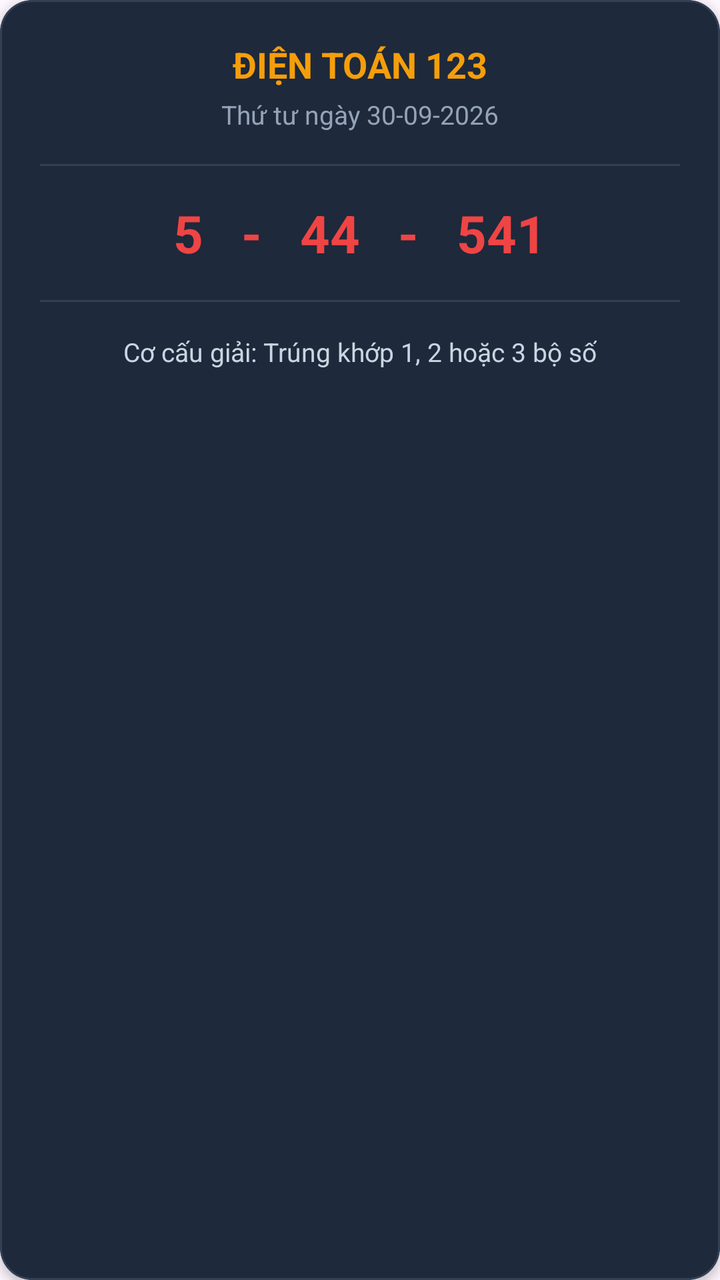
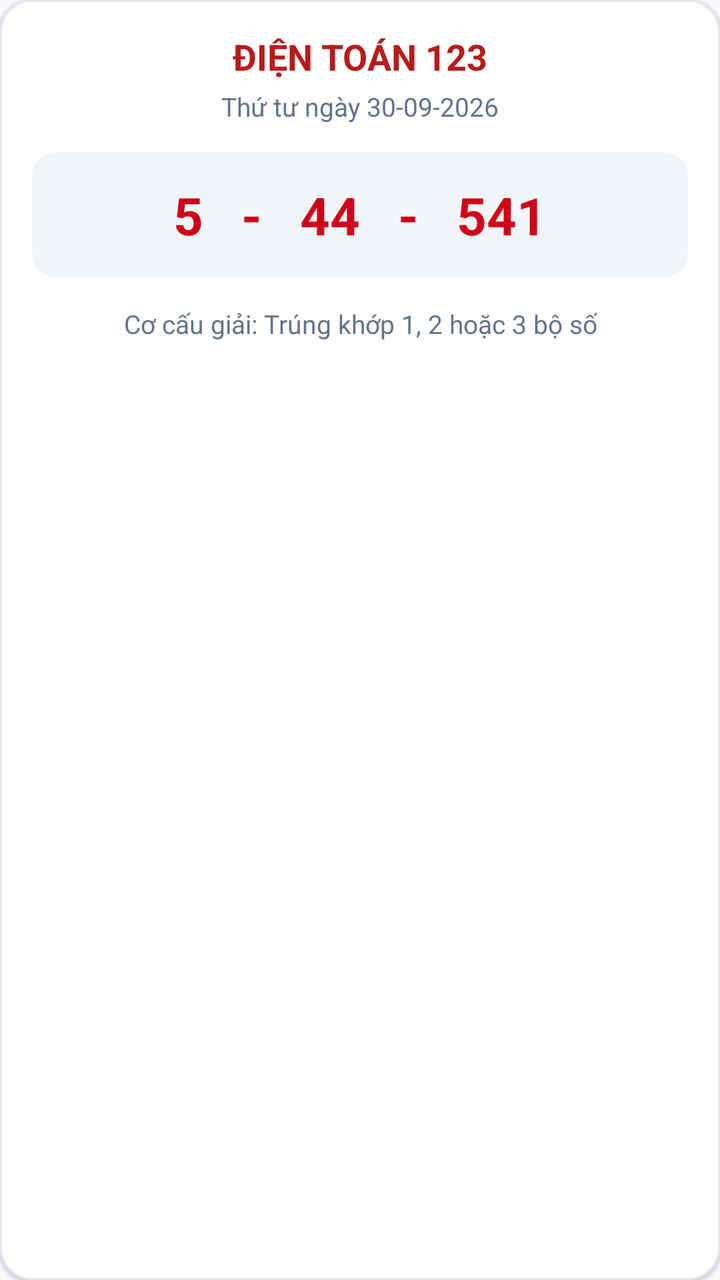

The first picture is an Android layout as it rendered before a commit; the second is the same layout after the commit. The layout source and the unified diff follow.
<!-- AndroidManifest.xml: application theme Theme.LoterryApp -->
<!-- res/layout/item_dien_toan_card.xml -->
<?xml version="1.0" encoding="utf-8"?>
<com.google.android.material.card.MaterialCardView xmlns:android="http://schemas.android.com/apk/res/android"
    xmlns:app="http://schemas.android.com/apk/res-auto"
    android:layout_width="match_parent"
    android:layout_height="wrap_content"
    android:layout_marginBottom="16dp"
    app:cardBackgroundColor="#1E293B"
    app:cardCornerRadius="16dp"
    app:cardElevation="3dp"
    app:strokeColor="#334155"
    app:strokeWidth="1dp">

    <LinearLayout
        android:layout_width="match_parent"
        android:layout_height="wrap_content"
        android:orientation="vertical"
        android:padding="20dp">

        <TextView
            android:id="@+id/tvGameTitle"
            android:layout_width="wrap_content"
            android:layout_height="wrap_content"
            android:layout_gravity="center_horizontal"
            android:text="ĐIỆN TOÁN 123"
            android:textColor="#F59E0B"
            android:textSize="18sp"
            android:textStyle="bold" />

        <TextView
            android:id="@+id/tvGameDate"
            android:layout_width="wrap_content"
            android:layout_height="wrap_content"
            android:layout_gravity="center_horizontal"
            android:layout_marginTop="4dp"
            android:text="Thứ tư ngày 30-09-2026"
            android:textColor="#94A3B8"
            android:textSize="13sp" />

        <View
            android:layout_width="match_parent"
            android:layout_height="1dp"
            android:layout_marginVertical="16dp"
            android:background="#334155" />

        <TextView
            android:id="@+id/tvGameNumbers"
            android:layout_width="match_parent"
            android:layout_height="wrap_content"
            android:gravity="center"
            android:text="5   -   44   -   541"
            android:textColor="#EF4444"
            android:textSize="26sp"
            android:textStyle="bold" />

        <View
            android:layout_width="match_parent"
            android:layout_height="1dp"
            android:layout_marginVertical="16dp"
            android:background="#334155" />

        <TextView
            android:id="@+id/tvGameDesc"
            android:layout_width="wrap_content"
            android:layout_height="wrap_content"
            android:layout_gravity="center_horizontal"
            android:text="Cơ cấu giải: Trúng khớp 1, 2 hoặc 3 bộ số"
            android:textColor="#CBD5E1"
            android:textSize="13sp" />

    </LinearLayout>
</com.google.android.material.card.MaterialCardView>
<!-- resources referenced by this layout -->
<resources>
  <style name="Theme.LoterryApp" parent="Base.Theme.LoterryApp" />
  <style name="Base.Theme.LoterryApp" parent="Theme.Material3.DayNight.NoActionBar">
          
          
      </style>
</resources>

<!-- the commit's change to res/layout/item_dien_toan_card.xml (unified diff, before → after) -->
@@ -3,18 +3,18 @@
     xmlns:app="http://schemas.android.com/apk/res-auto"
     android:layout_width="match_parent"
     android:layout_height="wrap_content"
-    android:layout_marginBottom="16dp"
-    app:cardBackgroundColor="#1E293B"
+    android:layout_marginBottom="12dp"
+    app:cardBackgroundColor="@color/surface"
     app:cardCornerRadius="16dp"
-    app:cardElevation="3dp"
-    app:strokeColor="#334155"
+    app:cardElevation="1dp"
+    app:strokeColor="@color/card_stroke"
     app:strokeWidth="1dp">
 
     <LinearLayout
         android:layout_width="match_parent"
         android:layout_height="wrap_content"
         android:orientation="vertical"
-        android:padding="20dp">
+        android:padding="16dp">
 
         <TextView
             android:id="@+id/tvGameTitle"
@@ -22,7 +22,7 @@
             android:layout_height="wrap_content"
             android:layout_gravity="center_horizontal"
             android:text="ĐIỆN TOÁN 123"
-            android:textColor="#F59E0B"
+            android:textColor="@color/on_brand_container"
             android:textSize="18sp"
             android:textStyle="bold" />
 
@@ -33,38 +33,40 @@
             android:layout_gravity="center_horizontal"
             android:layout_marginTop="4dp"
             android:text="Thứ tư ngày 30-09-2026"
-            android:textColor="#94A3B8"
+            android:textColor="@color/text_secondary"
             android:textSize="13sp" />
 
-        <View
-            android:layout_width="match_parent"
-            android:layout_height="1dp"
-            android:layout_marginVertical="16dp"
-            android:background="#334155" />
-
-        <TextView
-            android:id="@+id/tvGameNumbers"
+        
+        <com.google.android.material.card.MaterialCardView
             android:layout_width="match_parent"
             android:layout_height="wrap_content"
-            android:gravity="center"
-            android:text="5   -   44   -   541"
-            android:textColor="#EF4444"
-            android:textSize="26sp"
-            android:textStyle="bold" />
+            android:layout_marginVertical="14dp"
+            app:cardBackgroundColor="@color/surface_variant"
+            app:cardCornerRadius="12dp"
+            app:cardElevation="0dp"
+            app:strokeWidth="0dp">
 
-        <View
-            android:layout_width="match_parent"
-            android:layout_height="1dp"
-            android:layout_marginVertical="16dp"
-            android:background="#334155" />
+            <TextView
+                android:id="@+id/tvGameNumbers"
+                android:layout_width="match_parent"
+                android:layout_height="wrap_content"
+                android:gravity="center"
+                android:paddingHorizontal="12dp"
+                android:paddingVertical="14dp"
+                android:text="5   -   44   -   541"
+                android:textColor="@color/result_red"
+                android:textSize="26sp"
+                android:textStyle="bold" />
+        </com.google.android.material.card.MaterialCardView>
 
         <TextView
             android:id="@+id/tvGameDesc"
             android:layout_width="wrap_content"
             android:layout_height="wrap_content"
             android:layout_gravity="center_horizontal"
+            android:gravity="center"
             android:text="Cơ cấu giải: Trúng khớp 1, 2 hoặc 3 bộ số"
-            android:textColor="#CBD5E1"
+            android:textColor="@color/text_secondary"
             android:textSize="13sp" />
 
     </LinearLayout>
<!-- resource entries referenced after the edit -->
@@ -1,9 +1,42 @@
 <!-- resources referenced by this layout -->
 <resources>
+  <color name="card_stroke">#E2E8F0</color>
+  <color name="on_brand_container">#B71C1C</color>
+  <color name="result_red">#D00018</color>
+  <color name="surface">#FFFFFF</color>
+  <color name="surface_variant">#F1F5F9</color>
+  <color name="text_secondary">#64748B</color>
   <style name="Theme.LoterryApp" parent="Base.Theme.LoterryApp" />
   <style name="Base.Theme.LoterryApp" parent="Theme.Material3.DayNight.NoActionBar">
+          <item name="colorPrimary">@color/header_red</item>
+          <item name="colorOnPrimary">@color/on_brand</item>
+          <item name="colorPrimaryContainer">@color/brand_container</item>
+          <item name="colorOnPrimaryContainer">@color/on_brand_container</item>
+          <item name="colorSecondaryContainer">@color/brand_container</item>
+          <item name="colorOnSecondaryContainer">@color/on_brand_container</item>
+  
+          <item name="android:colorBackground">@color/bg_screen</item>
+          <item name="colorSurface">@color/surface</item>
+          <item name="colorOnSurface">@color/text_primary</item>
+          <item name="colorOnSurfaceVariant">@color/text_secondary</item>
+          <item name="colorSurfaceContainer">@color/surface</item>
+          <item name="colorSurfaceContainerHigh">@color/surface</item>
+          <item name="colorSurfaceContainerHighest">@color/surface_variant</item>
+          <item name="colorOutline">@color/card_stroke</item>
+          <item name="colorOutlineVariant">@color/divider</item>
           
+          <item name="elevationOverlayEnabled">false</item>
+  
           
+          <item name="android:statusBarColor">@color/header_red</item>
+          <item name="android:windowLightStatusBar">false</item>
+          <item name="android:navigationBarColor">@color/bg_screen</item>
       </style>
+  <color name="header_red">#C62828</color>
+  <color name="on_brand">#FFFFFFFF</color>
+  <color name="brand_container">#FDE2E2</color>
+  <color name="bg_screen">#F8F9FA</color>
+  <color name="text_primary">#1E293B</color>
+  <color name="divider">#E5E7EB</color>
 </resources>
 
